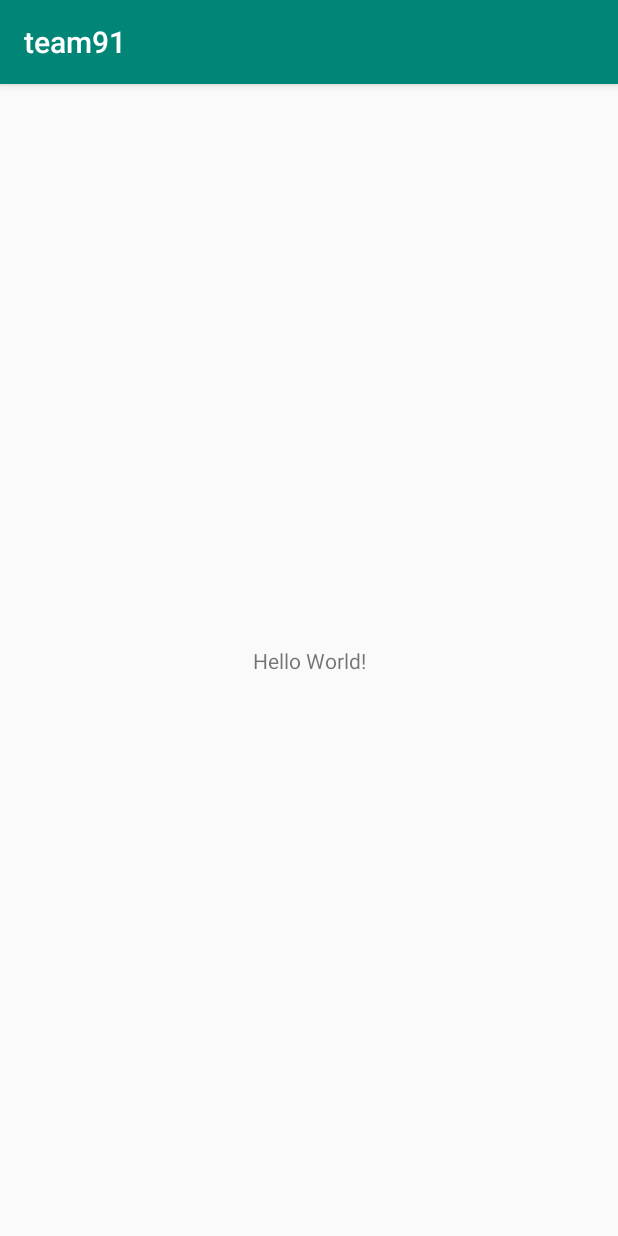
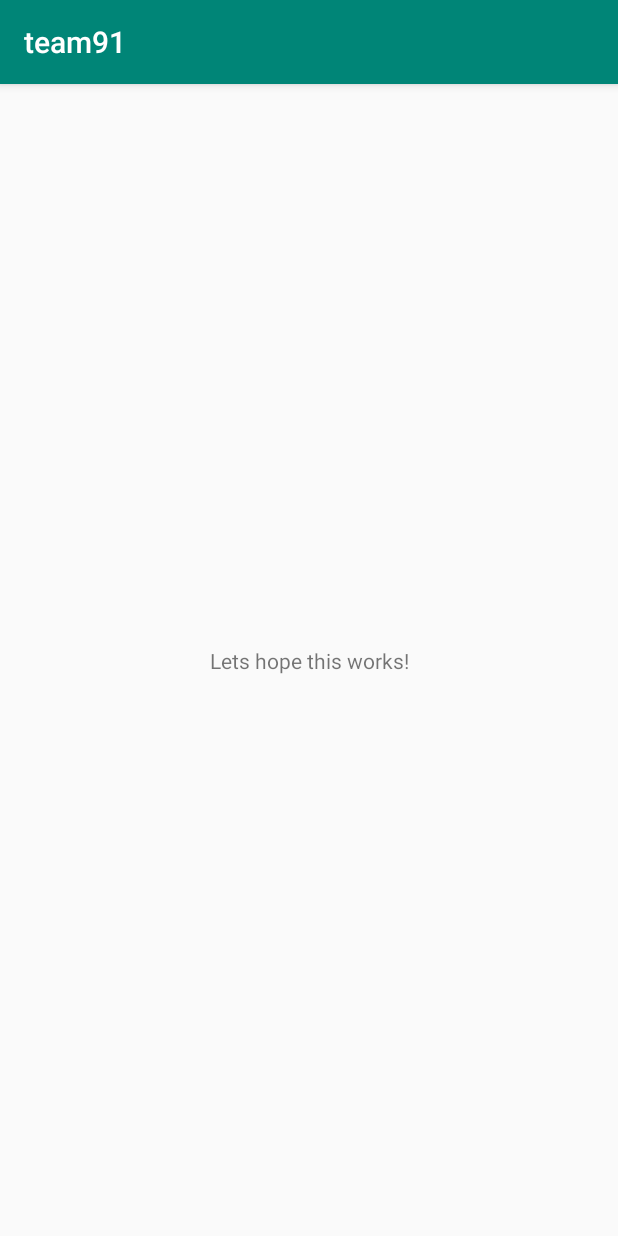
Before and after one commit to AP-Elektronica-ICT/sprint-ci-cd-in-team-team91, an Android app: the screen it shows after launch (MainActivity), on a phone screen of 412 x 824 dp. Run offline under Robolectric (Android 15) with nearby library versions, the phone set to English and light mode, and no system bars.

Commit message:
Update activity_main.xml

```diff
--- a/app/src/main/res/layout/activity_main.xml
+++ b/app/src/main/res/layout/activity_main.xml
@@ -9,7 +9,7 @@
     <TextView
         android:layout_width="wrap_content"
         android:layout_height="wrap_content"
-        android:text="Hello World!"
+        android:text="Lets hope this works!"
         app:layout_constraintBottom_toBottomOf="parent"
         app:layout_constraintLeft_toLeftOf="parent"
         app:layout_constraintRight_toRightOf="parent"
```
